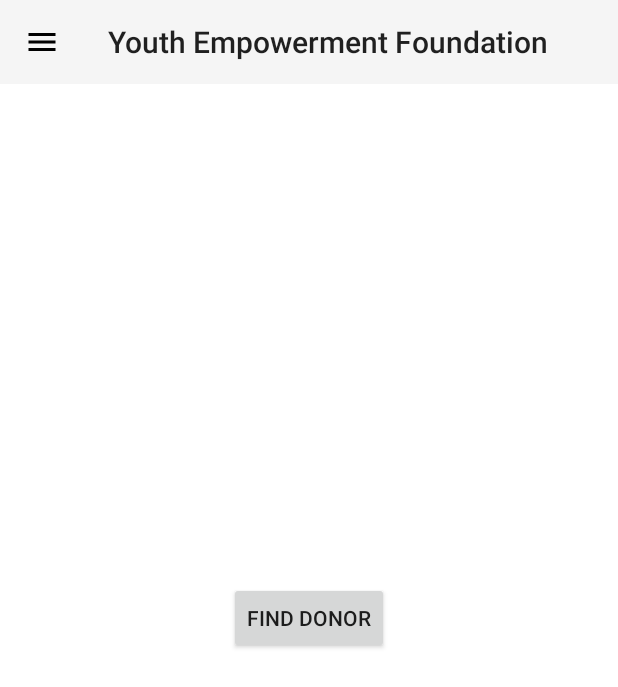
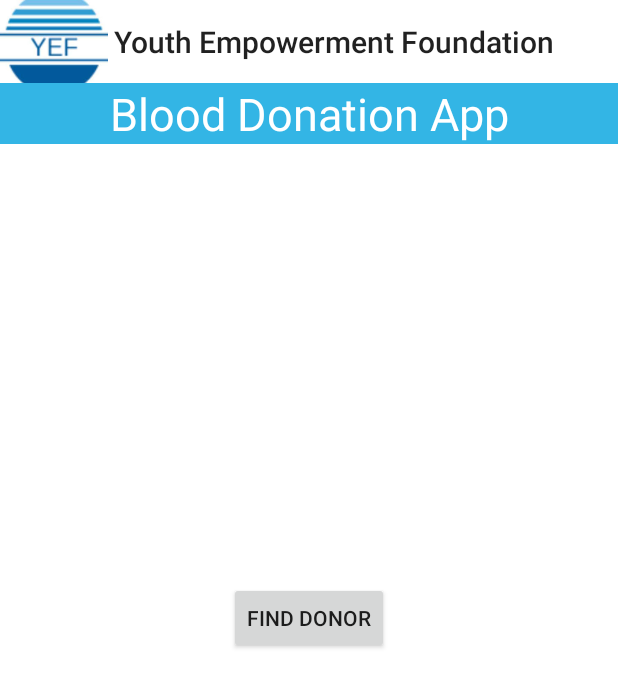
Before and after one commit to sHarshil-Shah/YEF, an Android app: the screen it shows after launch (MainActivity), on a phone screen of 412 x 824 dp. Shown: the top 687 px of the screen. Run offline under Robolectric (Android 15) with nearby library versions, the phone set to English and light mode, and no system bars.

Commit message:
Fully Running App

```diff
--- a/app/src/main/java/com/example/sum/yef/MainActivity.java
+++ b/app/src/main/java/com/example/sum/yef/MainActivity.java
@@ -33,7 +33,7 @@ public class MainActivity extends AppCompatActivity {
 
         ActionBar actionbar = getSupportActionBar();
         actionbar.setDisplayHomeAsUpEnabled(true);
-        actionbar.setHomeAsUpIndicator(R.drawable.ic_menu);
+        actionbar.setHomeAsUpIndicator(R.mipmap.loho_round);
 
 
         NavigationView navigationView = findViewById(R.id.nav_view);
--- a/app/src/main/res/layout/activity_main.xml
+++ b/app/src/main/res/layout/activity_main.xml
@@ -21,8 +21,20 @@
             android:id="@+id/toolbar"
             android:layout_width="match_parent"
             android:layout_height="?attr/actionBarSize"
-            android:background="?attr/colorPrimary"
+            android:background="@android:color/background_light"
             android:theme="@style/ThemeOverlay.AppCompat.ActionBar" />
+
+        <TextView
+            android:id="@+id/bloodDonationtext"
+            android:layout_width="match_parent"
+            android:layout_height="wrap_content"
+            android:layout_marginTop="55dp"
+            android:background="@android:color/holo_blue_light"
+            android:gravity="center"
+            android:text="Blood Donation App"
+            android:textColor="@android:color/background_light"
+            android:textSize="30dp" />
+
     </FrameLayout>
     <!-- Container for contents of drawer - use NavigationView to make configuration easier -->
     <android.support.design.widget.NavigationView
@@ -31,7 +43,9 @@
         android:layout_height="match_parent"
         android:layout_gravity="start"
         android:fitsSystemWindows="true"
-        app:menu="@layout/drawer_view"/>
+        app:menu="@layout/drawer_view">
+
+    </android.support.design.widget.NavigationView>
 
     <RelativeLayout xmlns:android="http://schemas.android.com/apk/res/android"
         xmlns:app="http://schemas.android.com/apk/res-auto"
```
Also changed, not shown: app/src/main/res/layout/drawer_view.xml (+1 -13 lines).
